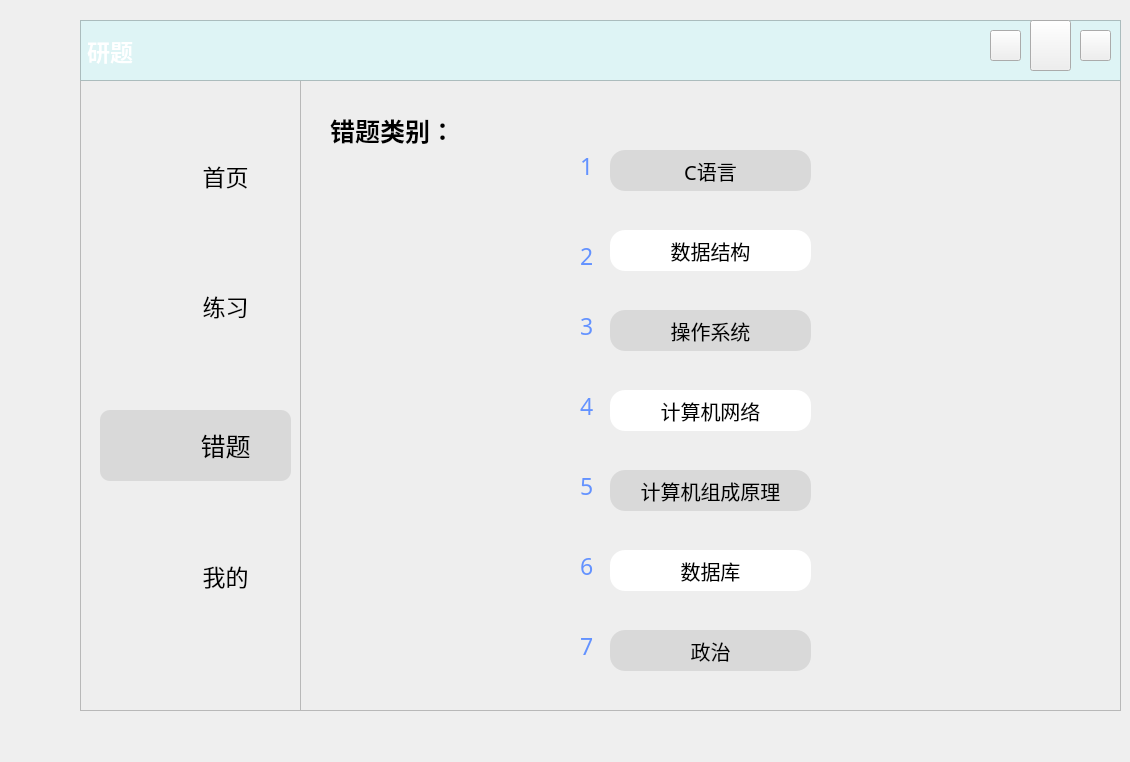
First picture: the form in UI前端/UI美化1.0/错题UI1_1.0.ui, repository EdmitSpera/Postgraduate-question-system, before the edit.
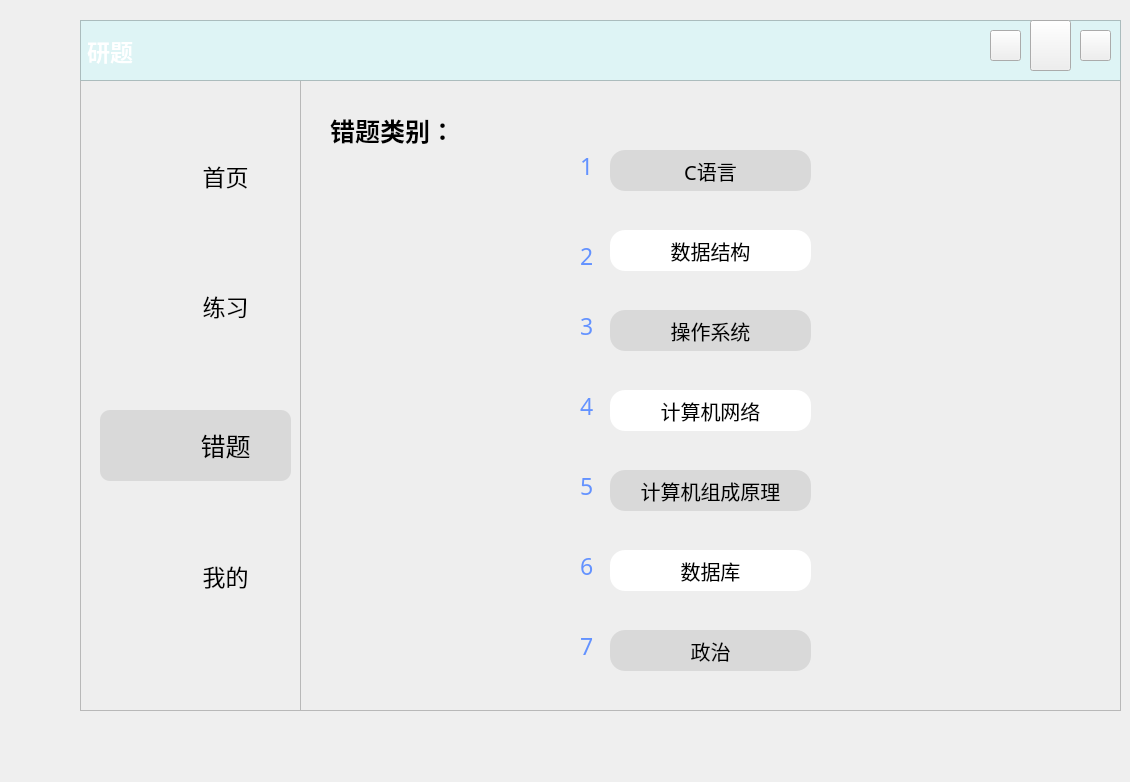
Second picture: the form after the edit. Icons and pictures are not drawn.

```diff
--- a/UI前端/UI美化1.0/错题UI1_1.0.ui
+++ b/UI前端/UI美化1.0/错题UI1_1.0.ui
@@ -7,7 +7,7 @@
     <x>0</x>
     <y>0</y>
     <width>1130</width>
-    <height>762</height>
+    <height>782</height>
    </rect>
   </property>
   <property name="font">
```
Left out of the diff: 5 changed lines with no effect on the pictures.
